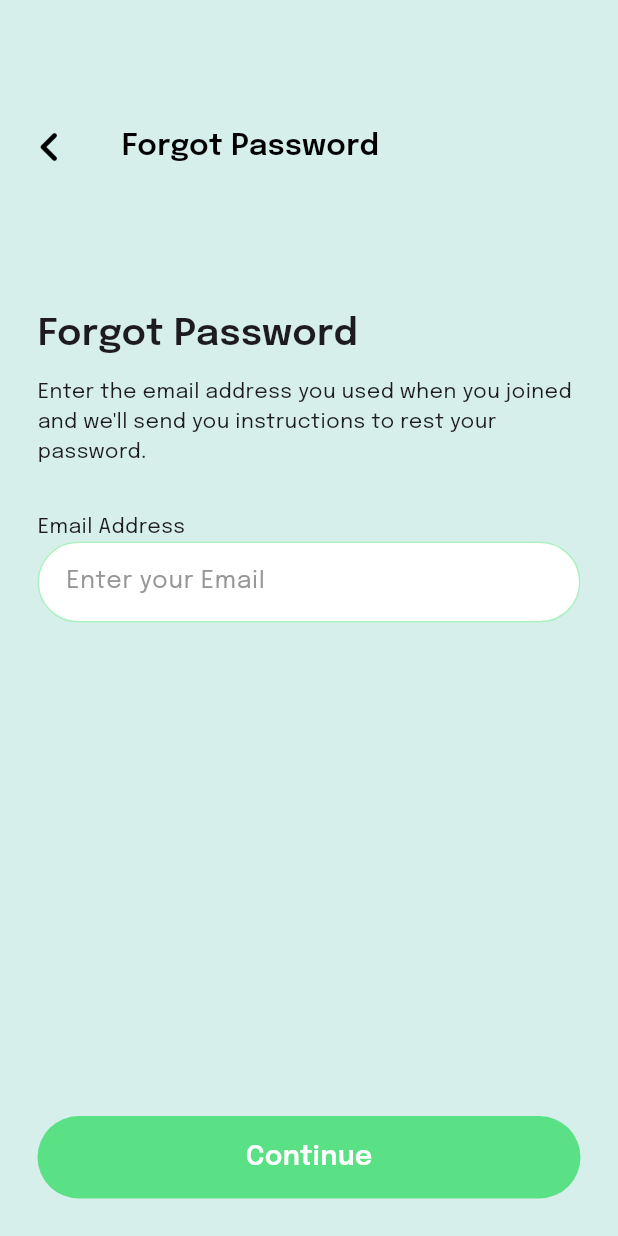
After one commit to rhowelp/purse_mobile, a Flutter app: the ForgotPasswordView screen opened by its route, on a phone screen of 412 x 824 dp. The commit adds this screen. Run offline on Flutter 3.47's test engine with Material 3 defaults, Android fonts, the phone set to English and light mode, and no system bars; our stand-ins replace animate_do, easy_localization, gap, go_router, google_fonts; missing offline and left inert: intl_phone_number_field.

Commit message:
feat(ui): added forgot password screen

```diff
--- /dev/null
+++ b/lib/features/authentication/presentation/screens/forgot_password_view.dart
@@ -0,0 +1,107 @@
+import 'package:flutter/material.dart';
+import 'package:gap/gap.dart';
+import 'package:go_router/go_router.dart';
+import 'package:purse_mobile/core/domain/constants/color_palette.dart';
+import 'package:purse_mobile/core/widgets/custom_button.dart';
+import 'package:purse_mobile/core/widgets/custom_textformfield.dart';
+
+class ForgotPasswordView extends StatefulWidget {
+  static const route = 'ForgotPasswordView';
+  static const routeName = 'ForgotPasswordView';
+  const ForgotPasswordView({super.key});
+
+  @override
+  State<ForgotPasswordView> createState() => _ForgotPasswordViewState();
+}
+
+class _ForgotPasswordViewState extends State<ForgotPasswordView> {
+  final emailController = TextEditingController();
+  @override
+  Widget build(BuildContext context) {
+    return Scaffold(
+      resizeToAvoidBottomInset: false,
+      backgroundColor: ColorPalette.backgroundColor,
+      body: Column(
+        crossAxisAlignment: CrossAxisAlignment.start,
+        children: [
+          SizedBox(
+            height: 130,
+            child: Container(
+              color: ColorPalette.backgroundColor,
+              child: Column(
+                children: [
+                  const Gap(70),
+                  Row(
+                    children: [
+                      const Gap(5),
+                      IconButton(
+                        onPressed: () {
+                          context.pop();
+                        },
+                        icon: const Icon(
+                          Icons.chevron_left_rounded,
+                          size: 40,
+                          color: Colors.black,
+                        ),
+                      ),
+                      const Gap(20),
+                      const Text(
+                        'Forgot Password',
+                        style: TextStyle(
+                          color: Colors.black,
+                          fontSize: 20,
+                          fontWeight: FontWeight.w600,
+                        ),
+                      ),
+                    ],
+                  ),
+                ],
+              ),
+            ),
+          ),
+          Expanded(
+            child: Padding(
+              padding: const EdgeInsets.all(25),
+              child: Column(
+                crossAxisAlignment: CrossAxisAlignment.start,
+                children: [
+                  const Gap(50),
+                  Text(
+                    'Forgot Password',
+                    style: TextStyle(
+                      fontSize: 25,
+                      fontWeight: FontWeight.w600,
+                    ),
+                  ),
+                  const Gap(10),
+                  Text(
+                    'Enter the email address you used when you joined and we\'ll send you instructions to rest your password.',
+                    style: TextStyle(
+                      fontSize: 14,
+                      fontWeight: FontWeight.w400,
+                    ),
+                  ),
+                  const Gap(30),
+                  Text('Email Address'),
+                  CustomTextFormField(
+                    controller: emailController,
+                    hintText: 'Enter your Email',
+                    validator: (value) =>
+                        value!.isEmpty ? 'Email is required ' : null,
+                  ),
+                  const Spacer(),
+                  CustomButton(
+                    onTap: () {},
+                    buttonColor: ColorPalette.primary,
+                    titleColor: Colors.white,
+                    buttonText: 'Continue',
+                  ),
+                ],
+              ),
+            ),
+          )
+        ],
+      ),
+    );
+  }
+}
--- a/lib/features/splash_view/presentation/splash_view.dart
+++ b/lib/features/splash_view/presentation/splash_view.dart
@@ -2,7 +2,7 @@ import 'package:animate_do/animate_do.dart';
 import 'package:flutter/material.dart';
 import 'package:go_router/go_router.dart';
 import 'package:purse_mobile/core/domain/constants/color_palette.dart';
-import 'package:purse_mobile/features/welcome_view/presentation/welcome_view.dart';
+import 'package:purse_mobile/features/authentication/presentation/authentication_view.dart';
 
 class SplashView extends StatefulWidget {
   static const route = '/SplashView';
@@ -19,7 +19,7 @@ class _SplashViewState extends State<SplashView> {
       const Duration(seconds: 3),
       () {
         // ignore: use_build_context_synchronously
-        context.pushNamed(WelcomeView.routeName);
+        context.pushNamed(AuthenticationView.routeName);
       },
     );
   }
```
Also changed, not shown: lib/core/domain/routes/main_router.dart (+12 -6 lines), lib/features/authentication/presentation/authentication_view.dart (renamed from lib/features/welcome_view/presentation/welcome_view.dart, +8 -8 lines), lib/features/authentication/presentation/screens/login_view.dart (renamed from lib/features/login/presentation/login_view.dart, +5 -3 lines), lib/features/authentication/presentation/screens/signup_view.dart (renamed from lib/features/signup/presentation/signup_view.dart).
